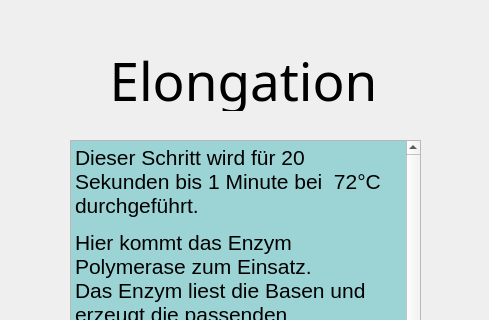
diplomarbeit-PCR/Diplomarbeit_PCR, file dipl_Phasenablauf/AblaufWindowElong_v1.ui: the form before one commit; both pictures show x 0 to 489 and y 0 to 320 of the 489 by 733 pixel window.
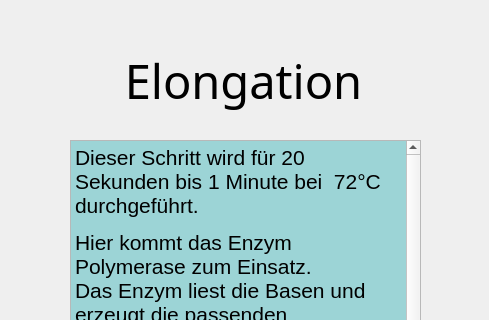
The form after the commit.

What changed in the file:
```diff
--- a/dipl_Phasenablauf/AblaufWindowElong_v1.ui
+++ b/dipl_Phasenablauf/AblaufWindowElong_v1.ui
@@ -51,7 +51,7 @@
     <property name="font">
      <font>
       <family>Tw Cen MT</family>
-      <pointsize>40</pointsize>
+      <pointsize>35</pointsize>
       <bold>false</bold>
      </font>
     </property>
```
